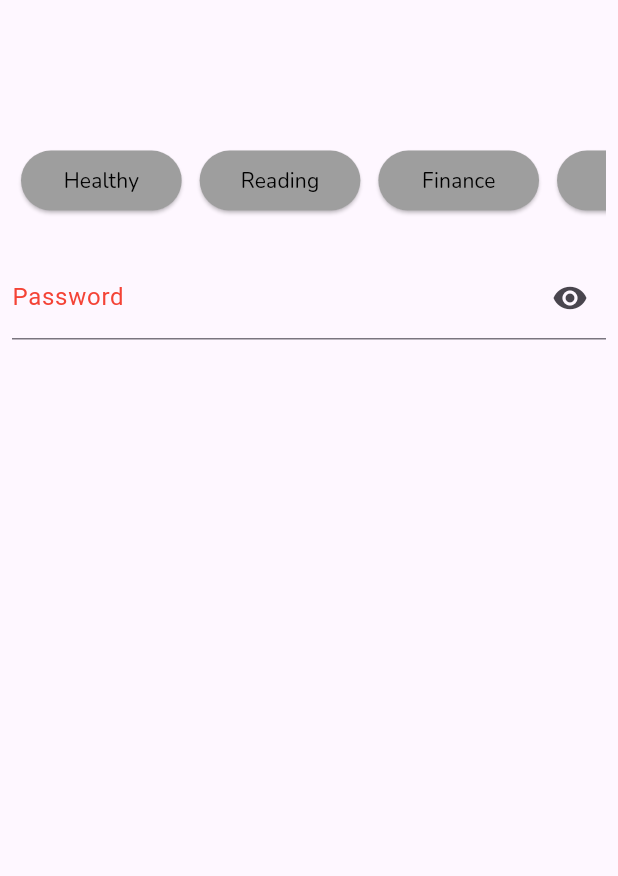
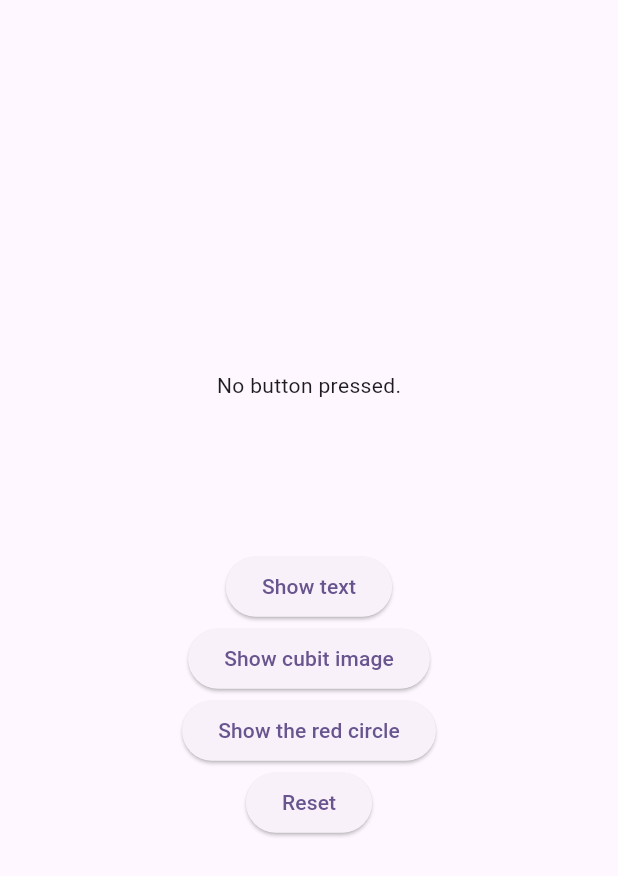
Before and after one commit to Eman-Alghrabawy/Training_Statemanagement, a Flutter app: the screen it shows after launch, on a phone screen of 412 x 824 dp. Shown: the top 876 px of the screen. Run offline on Flutter 3.47's test engine with Material 2 defaults, Android fonts, the phone set to English and light mode, and no system bars; our stand-ins replace bloc, flutter_bloc, google_fonts.

```diff
--- /dev/null
+++ b/training/lib/cubits/cubitfilterbar/cubit/filterbar_cubit.dart
@@ -0,0 +1,8 @@
+import 'package:bloc/bloc.dart';
+import 'package:meta/meta.dart';
+
+part 'filterbar_state.dart';
+
+class FilterbarCubit extends Cubit<FilterbarState> {
+  FilterbarCubit() : super(FilterbarInitial());
+}
--- /dev/null
+++ b/training/lib/cubits/cubitfilterbar/cubit/filterbar_state.dart
@@ -0,0 +1,6 @@
+part of 'filterbar_cubit.dart';
+
+@immutable
+sealed class FilterbarState {}
+
+final class FilterbarInitial extends FilterbarState {}
--- /dev/null
+++ b/training/lib/cubits/cubitreplacement/cubit/replacement_cubit.dart
@@ -0,0 +1,24 @@
+import 'package:bloc/bloc.dart';
+import 'package:meta/meta.dart';
+
+part 'replacement_state.dart';
+
+class ReplacementCubit extends Cubit<ReplacementState> {
+  ReplacementCubit() : super(ReplacementInitial());
+
+  void showText() {
+    emit(ShowText());
+  }
+
+  void showcubit() {
+    emit(ShowCubitImage());
+  }
+
+  void showcicle() {
+    emit(ShowredCircle());
+  }
+
+  void Reset() {
+    emit(ReplacementInitial());
+  }
+}
--- /dev/null
+++ b/training/lib/cubits/cubitreplacement/cubit/replacement_state.dart
@@ -0,0 +1,12 @@
+part of 'replacement_cubit.dart';
+
+@immutable
+sealed class ReplacementState {}
+
+final class ReplacementInitial extends ReplacementState {}
+
+final class ShowText extends ReplacementState {}
+
+final class ShowCubitImage extends ReplacementState {}
+
+final class ShowredCircle extends ReplacementState {}
--- /dev/null
+++ b/training/lib/cubits/radiocubit/cubit/radio_cubit.dart
@@ -0,0 +1,8 @@
+import 'package:bloc/bloc.dart';
+import 'package:meta/meta.dart';
+
+part 'radio_state.dart';
+
+class RadioCubit extends Cubit<RadioState> {
+  RadioCubit() : super(RadioInitial());
+}
--- /dev/null
+++ b/training/lib/cubits/radiocubit/cubit/radio_state.dart
@@ -0,0 +1,6 @@
+part of 'radio_cubit.dart';
+
+@immutable
+sealed class RadioState {}
+
+final class RadioInitial extends RadioState {}
--- a/training/lib/main.dart
+++ b/training/lib/main.dart
@@ -1,5 +1,8 @@
 import 'package:flutter/material.dart';
+import 'package:training/cubits/cubitreplacement/cubit/replacement_cubit.dart';
+import 'package:training/screens/usingcubit/replacement_usingcubit.dart';
 import 'package:training/screens/usingsetstate/filterbar.dart';
+import 'package:flutter_bloc/flutter_bloc.dart';
 
 void main() {
   runApp(const MyApp());
@@ -11,7 +14,13 @@ class MyApp extends StatelessWidget {
   // This widget is the root of your application.
   @override
   Widget build(BuildContext context) {
-    return MaterialApp(
+    return MultiBlocProvider(
+      providers: [
+        BlocProvider<ReplacementCubit>(
+          create: (BuildContext context) => ReplacementCubit(),
+        ),
+      ],
+      child: MaterialApp(
         title: 'Flutter Demo',
         theme: ThemeData(
           // This is the theme of your application.
@@ -32,7 +41,8 @@ class MyApp extends StatelessWidget {
           colorScheme: ColorScheme.fromSeed(seedColor: Colors.deepPurple),
           useMaterial3: true,
         ),
-      home: FilterBar(),
+        home: replacement(),
+      ),
     );
   }
 }
--- /dev/null
+++ b/training/lib/screens/usingcubit/replacement_usingcubit.dart
@@ -0,0 +1,72 @@
+import 'package:flutter/material.dart';
+import 'package:flutter_bloc/flutter_bloc.dart';
+import 'package:training/cubits/cubitreplacement/cubit/replacement_cubit.dart';
+
+class replacement extends StatelessWidget {
+  const replacement({super.key});
+
+  @override
+  Widget build(BuildContext context) {
+    return Scaffold(
+      body: Center(
+        child: Column(
+          children: [
+            SizedBox(
+              height: MediaQuery.of(context).size.height * 0.3,
+            ),
+            BlocBuilder<ReplacementCubit, ReplacementState>(
+              builder: (context, state) {
+                if (state is ShowText) {
+                  return Text("Hello,Cubit");
+                } else if (state is ShowCubitImage) {
+                  return SizedBox(
+                    height: 100,
+                    width: 100,
+                    child: Image.network(
+                        "https://shop.bloclibrary.dev/cdn/shop/products/kiss-cut-stickers-5.5x5.5-default-60692ab800721_1200x1200.jpg?v=1617504957"),
+                  );
+                } else if (state is ShowredCircle) {
+                  return Container(
+                    height: 100,
+                    width: 100,
+                    decoration: BoxDecoration(
+                        shape: BoxShape.circle, color: Colors.red),
+                  );
+                } else {
+                  return Text("No button pressed.");
+                }
+              },
+            ),
+            SizedBox(
+              height: 100,
+            ),
+            ElevatedButton(
+              onPressed: () {
+                context.read<ReplacementCubit>().showText();
+              },
+              child: Text("Show text"),
+            ),
+            ElevatedButton(
+              onPressed: () {
+                context.read<ReplacementCubit>().showcubit();
+              },
+              child: Text("Show cubit image"),
+            ),
+            ElevatedButton(
+              onPressed: () {
+                context.read<ReplacementCubit>().showcicle();
+              },
+              child: Text("Show the red circle"),
+            ),
+            ElevatedButton(
+              onPressed: () {
+                context.read<ReplacementCubit>().Reset();
+              },
+              child: Text("Reset"),
+            ),
+          ],
+        ),
+      ),
+    );
+  }
+}
```
Also changed, not shown: training/lib/screens/usingcubit/radio.dart (added). Lines whose indentation alone changed are shown as unchanged.
